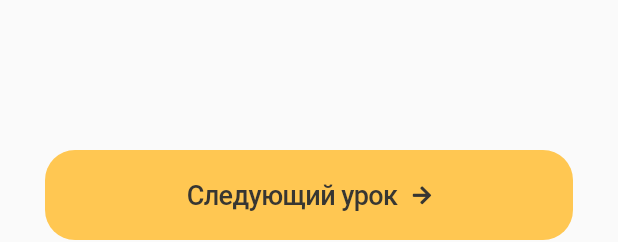
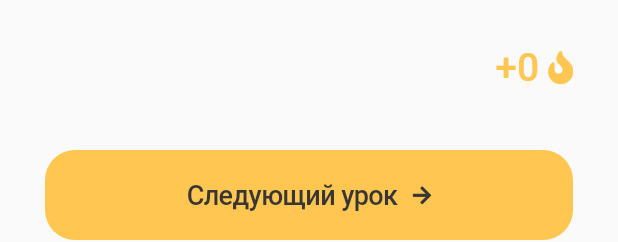
Before and after one commit to Crepiks/nomad-mobile, a Flutter app: the CheckResult widget shown alone on an empty page, opened directly with empty values, on a phone screen of 412 x 824 dp. Shown: the top 242 px of the screen. Run offline on Flutter 3.47's test engine with Material 2 defaults, Android fonts, the phone set to English and light mode, and no system bars; our stand-ins replace fl_chart, font_awesome_flutter, get, mask_text_input_formatter, shared_preferences; accounts and stored records are empty.

Commit message:
feat: implement adding score depending on the result

```diff
--- a/lib/units/components/check_result.dart
+++ b/lib/units/components/check_result.dart
@@ -8,14 +8,14 @@ typedef ReviewAction = Function();
 
 class CheckResult extends StatelessWidget {
   final String title;
-  final Color color;
+  final int scoreToAdd;
   final NextLessonMoveAction? onNextLessonMove;
   final ReviewAction? onReview;
 
   const CheckResult({
     Key? key,
     required this.title,
-    required this.color,
+    required this.scoreToAdd,
     this.onNextLessonMove,
     this.onReview,
   }) : super(key: key);
@@ -28,7 +28,29 @@ class CheckResult extends StatelessWidget {
         mainAxisSize: MainAxisSize.min,
         crossAxisAlignment: CrossAxisAlignment.start,
         children: [
-          _buildTitle(title, color),
+          Row(
+            mainAxisAlignment: MainAxisAlignment.spaceBetween,
+            children: [
+              _buildTitle(title),
+              Row(
+                children: [
+                  Text(
+                    "+$scoreToAdd",
+                    style: const TextStyle(
+                        fontSize: 26,
+                        fontWeight: FontWeight.w500,
+                        color: AppColors.primary),
+                  ),
+                  const SizedBox(width: 6),
+                  const FaIcon(
+                    FontAwesomeIcons.fire,
+                    color: AppColors.primary,
+                    size: 22,
+                  )
+                ],
+              )
+            ],
+          ),
           const SizedBox(
             height: 40,
           ),
@@ -46,10 +68,11 @@ class CheckResult extends StatelessWidget {
     );
   }
 
-  Widget _buildTitle(String text, Color color) {
+  Widget _buildTitle(String text) {
     return Text(
       text,
-      style: TextStyle(color: color, fontSize: 26, fontWeight: FontWeight.w600),
+      style: TextStyle(
+          color: AppColors.primary, fontSize: 24, fontWeight: FontWeight.w500),
     );
   }
 
```
Also changed, not shown: lib/units/views/unit_practices_view.dart (+15 -5 lines).
